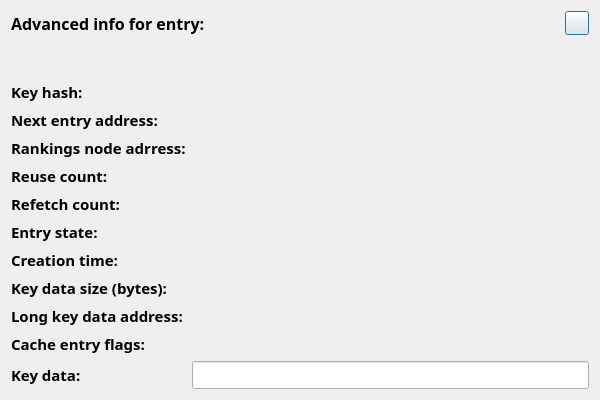
The window that gui/dialog_results_chrome.ui (gabrieledenardis/BrowserCacheAnalyzere_old) describes before a commit, drawn with Qt 5.
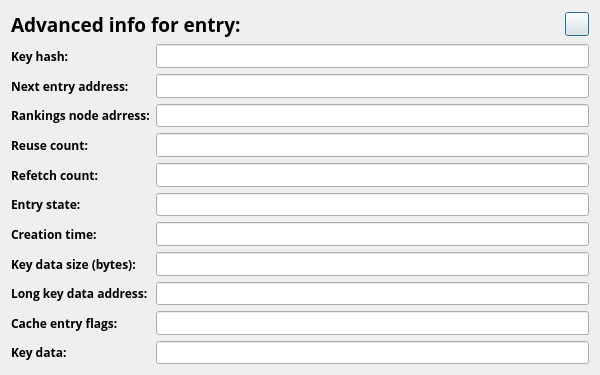
The same window after the commit. Icons and pictures are not drawn.

The edit to the form file:
```diff
--- a/gui/dialog_results_chrome.ui
+++ b/gui/dialog_results_chrome.ui
@@ -7,7 +7,7 @@
     <x>0</x>
     <y>0</y>
     <width>600</width>
-    <height>400</height>
+    <height>375</height>
    </rect>
   </property>
   <property name="sizePolicy">
@@ -19,13 +19,13 @@
   <property name="minimumSize">
    <size>
     <width>600</width>
-    <height>400</height>
+    <height>375</height>
    </size>
   </property>
   <property name="maximumSize">
    <size>
     <width>600</width>
-    <height>500</height>
+    <height>375</height>
    </size>
   </property>
   <property name="windowTitle">
@@ -34,96 +34,22 @@
   <layout class="QGridLayout" name="gridLayout_3">
    <item row="2" column="0">
     <layout class="QGridLayout" name="gridLayout_2">
-     <item row="0" column="0">
-      <widget class="QLabel" name="label_2">
-       <property name="font">
-        <font>
-         <family>Source Sans Pro</family>
-         <pointsize>11</pointsize>
-         <weight>75</weight>
-         <bold>true</bold>
-        </font>
-       </property>
-       <property name="text">
-        <string>Key hash:</string>
-       </property>
-      </widget>
-     </item>
-     <item row="0" column="1">
-      <widget class="QLabel" name="label_res_key_hash">
-       <property name="font">
-        <font>
-         <family>Source Sans Pro</family>
-         <pointsize>11</pointsize>
-        </font>
-       </property>
-       <property name="text">
-        <string/>
-       </property>
-      </widget>
-     </item>
-     <item row="1" column="0">
-      <widget class="QLabel" name="label_3">
-       <property name="font">
-        <font>
-         <family>Source Sans Pro</family>
-         <pointsize>11</pointsize>
-         <weight>75</weight>
-         <bold>true</bold>
-        </font>
-       </property>
-       <property name="text">
-        <string>Next entry address:</string>
-       </property>
-      </widget>
-     </item>
-     <item row="1" column="1">
-      <widget class="QLabel" name="label_res_next_entry_address">
-       <property name="font">
-        <font>
-         <family>Source Sans Pro</family>
-         <pointsize>11</pointsize>
-        </font>
-       </property>
-       <property name="text">
-        <string/>
-       </property>
-      </widget>
-     </item>
-     <item row="2" column="0">
-      <widget class="QLabel" name="label_4">
-       <property name="font">
-        <font>
-         <family>Source Sans Pro</family>
-         <pointsize>11</pointsize>
-         <weight>75</weight>
-         <bold>true</bold>
-        </font>
-       </property>
-       <property name="text">
-        <string>Rankings node adrress:</string>
-       </property>
-      </widget>
-     </item>
      <item row="2" column="1">
-      <widget class="QLabel" name="label_res_rank_node_address">
+      <widget class="QLineEdit" name="line_rank_node_address">
        <property name="font">
         <font>
-         <family>Source Sans Pro</family>
-         <pointsize>11</pointsize>
+         <family>Open Sans</family>
+         <pointsize>9</pointsize>
         </font>
        </property>
-       <property name="text">
-        <string/>
-       </property>
       </widget>
      </item>
      <item row="3" column="0">
       <widget class="QLabel" name="label_5">
        <property name="font">
         <font>
-         <family>Source Sans Pro</family>
-         <pointsize>11</pointsize>
+         <family>Open Sans</family>
+         <pointsize>9</pointsize>
          <weight>75</weight>
          <bold>true</bold>
         </font>
@@ -133,25 +59,22 @@
        </property>
       </widget>
      </item>
-     <item row="3" column="1">
-      <widget class="QLabel" name="label_res_reuse_count">
+     <item row="1" column="1">
+      <widget class="QLineEdit" name="line_next_entry_address">
        <property name="font">
         <font>
-         <family>Source Sans Pro</family>
-         <pointsize>11</pointsize>
+         <family>Open Sans</family>
+         <pointsize>9</pointsize>
         </font>
        </property>
-       <property name="text">
-        <string/>
-       </property>
       </widget>
      </item>
      <item row="4" column="0">
       <widget class="QLabel" name="label_6">
        <property name="font">
         <font>
-         <family>Source Sans Pro</family>
-         <pointsize>11</pointsize>
+         <family>Open Sans</family>
+         <pointsize>9</pointsize>
          <weight>75</weight>
          <bold>true</bold>
         </font>
@@ -161,25 +84,12 @@
        </property>
       </widget>
      </item>
-     <item row="4" column="1">
-      <widget class="QLabel" name="label_res_refetch_count">
-       <property name="font">
-        <font>
-         <family>Source Sans Pro</family>
-         <pointsize>11</pointsize>
-        </font>
-       </property>
-       <property name="text">
-        <string/>
-       </property>
-      </widget>
-     </item>
      <item row="5" column="0">
       <widget class="QLabel" name="label_7">
        <property name="font">
         <font>
-         <family>Source Sans Pro</family>
-         <pointsize>11</pointsize>
+         <family>Open Sans</family>
+         <pointsize>9</pointsize>
          <weight>75</weight>
          <bold>true</bold>
         </font>
@@ -190,24 +100,21 @@
       </widget>
      </item>
      <item row="5" column="1">
-      <widget class="QLabel" name="label_res_entry_state">
+      <widget class="QLineEdit" name="line_entry_state">
        <property name="font">
         <font>
-         <family>Source Sans Pro</family>
-         <pointsize>11</pointsize>
+         <family>Open Sans</family>
+         <pointsize>9</pointsize>
         </font>
        </property>
-       <property name="text">
-        <string/>
-       </property>
       </widget>
      </item>
      <item row="6" column="0">
       <widget class="QLabel" name="label_8">
        <property name="font">
         <font>
-         <family>Source Sans Pro</family>
-         <pointsize>11</pointsize>
+         <family>Open Sans</family>
+         <pointsize>9</pointsize>
          <weight>75</weight>
          <bold>true</bold>
         </font>
@@ -217,25 +124,32 @@
        </property>
       </widget>
      </item>
+     <item row="4" column="1">
+      <widget class="QLineEdit" name="line_refetch_count">
+       <property name="font">
+        <font>
+         <family>Open Sans</family>
+         <pointsize>9</pointsize>
+        </font>
+       </property>
+      </widget>
+     </item>
      <item row="6" column="1">
-      <widget class="QLabel" name="label_res_creation_time">
+      <widget class="QLineEdit" name="line_creation_time">
        <property name="font">
         <font>
-         <family>Source Sans Pro</family>
-         <pointsize>11</pointsize>
+         <family>Open Sans</family>
+         <pointsize>9</pointsize>
         </font>
        </property>
-       <property name="text">
-        <string/>
-       </property>
       </widget>
      </item>
      <item row="7" column="0">
       <widget class="QLabel" name="label_9">
        <property name="font">
         <font>
-         <family>Source Sans Pro</family>
-         <pointsize>11</pointsize>
+         <family>Open Sans</family>
+         <pointsize>9</pointsize>
          <weight>75</weight>
          <bold>true</bold>
         </font>
@@ -245,16 +159,88 @@
        </property>
       </widget>
      </item>
+     <item row="0" column="0">
+      <widget class="QLabel" name="label_2">
+       <property name="font">
+        <font>
+         <family>Open Sans</family>
+         <pointsize>9</pointsize>
+         <weight>75</weight>
+         <bold>true</bold>
+        </font>
+       </property>
+       <property name="text">
+        <string>Key hash:</string>
+       </property>
+      </widget>
+     </item>
+     <item row="1" column="0">
+      <widget class="QLabel" name="label_3">
+       <property name="font">
+        <font>
+         <family>Open Sans</family>
+         <pointsize>9</pointsize>
+         <weight>75</weight>
+         <bold>true</bold>
+        </font>
+       </property>
+       <property name="text">
+        <string>Next entry address:</string>
+       </property>
+      </widget>
+     </item>
      <item row="7" column="1">
-      <widget class="QLabel" name="label_res_key_data_size">
+      <widget class="QLineEdit" name="line_key_data_size">
        <property name="font">
         <font>
-         <family>Source Sans Pro</family>
-         <pointsize>11</pointsize>
+         <family>Open Sans</family>
+         <pointsize>9</pointsize>
+        </font>
+       </property>
+      </widget>
+     </item>
+     <item row="0" column="1">
+      <widget class="QLineEdit" name="line_key_hash">
+       <property name="font">
+        <font>
+         <family>Open Sans</family>
+         <pointsize>9</pointsize>
+        </font>
+       </property>
+      </widget>
+     </item>
+     <item row="3" column="1">
+      <widget class="QLineEdit" name="line_reuse_count">
+       <property name="font">
+        <font>
+         <family>Open Sans</family>
+         <pointsize>9</pointsize>
+        </font>
+       </property>
+      </widget>
+     </item>
+     <item row="2" column="0">
+      <widget class="QLabel" name="label_4">
+       <property name="font">
+        <font>
+         <family>Open Sans</family>
+         <pointsize>9</pointsize>
+         <weight>75</weight>
+         <bold>true</bold>
         </font>
        </property>
        <property name="text">
-        <string/>
+        <string>Rankings node adrress:</string>
+       </property>
+      </widget>
+     </item>
+     <item row="8" column="1">
+      <widget class="QLineEdit" name="line_long_key_address">
+       <property name="font">
+        <font>
+         <family>Open Sans</family>
+         <pointsize>9</pointsize>
+        </font>
        </property>
       </widget>
      </item>
@@ -262,8 +248,8 @@
       <widget class="QLabel" name="label_10">
        <property name="font">
         <font>
-         <family>Source Sans Pro</family>
-         <pointsize>11</pointsize>
+         <family>Open Sans</family>
+         <pointsize>9</pointsize>
          <weight>75</weight>
          <bold>true</bold>
         </font>
@@ -273,25 +259,12 @@
        </property>
       </widget>
      </item>
-     <item row="8" column="1">
-      <widget class="QLabel" name="label_res_long_key_address">
-       <property name="font">
-        <font>
-         <family>Source Sans Pro</family>
-         <pointsize>11</pointsize>
-        </font>
-       </property>
-       <property name="text">
-        <string/>
-       </property>
-      </widget>
-     </item>
      <item row="9" column="0">
       <widget class="QLabel" name="label_11">
        <property name="font">
         <font>
-         <family>Source Sans Pro</family>
-         <pointsize>11</pointsize>
+         <family>Open Sans</family>
+         <pointsize>9</pointsize>
          <weight>75</weight>
          <bold>true</bold>
         </font>
@@ -302,15 +275,22 @@
       </widget>
      </item>
      <item row="9" column="1">
-      <widget class="QLabel" name="label_res_cache_entry_flags">
+      <widget class="QLineEdit" name="line_cache_entry_flags">
        <property name="font">
         <font>
-         <family>Source Sans Pro</family>
-         <pointsize>11</pointsize>
+         <family>Open Sans</family>
+         <pointsize>9</pointsize>
         </font>
        </property>
-       <property name="text">
-        <string/>
+      </widget>
+     </item>
+     <item row="10" column="1">
+      <widget class="QLineEdit" name="line_key_data">
+       <property name="font">
+        <font>
+         <family>Open Sans</family>
+         <pointsize>9</pointsize>
+        </font>
        </property>
       </widget>
      </item>
@@ -318,8 +298,8 @@
       <widget class="QLabel" name="label_12">
        <property name="font">
         <font>
-         <family>Source Sans Pro</family>
-         <pointsize>11</pointsize>
+         <family>Open Sans</family>
+         <pointsize>9</pointsize>
          <weight>75</weight>
          <bold>true</bold>
         </font>
@@ -329,26 +309,31 @@
        </property>
       </widget>
      </item>
-     <item row="10" column="1">
-      <widget class="QLineEdit" name="line_res_key_data">
-       <property name="font">
-        <font>
-         <family>Source Sans Pro</family>
-         <pointsize>11</pointsize>
-        </font>
-       </property>
-      </widget>
-     </item>
     </layout>
    </item>
    <item row="0" column="0">
     <layout class="QGridLayout" name="gridLayout">
-     <item row="0" column="2">
+     <item row="0" column="0">
+      <widget class="QLabel" name="label">
+       <property name="font">
+        <font>
+         <family>Open Sans</family>
+         <pointsize>14</pointsize>
+         <weight>75</weight>
+         <bold>true</bold>
+        </font>
+       </property>
+       <property name="text">
+        <string>Advanced info for entry:</string>
+       </property>
+      </widget>
+     </item>
+     <item row="0" column="1">
       <widget class="QLabel" name="label_dialog_title">
        <property name="font">
         <font>
-         <family>Source Sans Pro</family>
-         <pointsize>12</pointsize>
+         <family>Open Sans</family>
+         <pointsize>14</pointsize>
          <weight>50</weight>
          <bold>false</bold>
         </font>
@@ -358,7 +343,7 @@
        </property>
       </widget>
      </item>
-     <item row="0" column="4">
+     <item row="0" column="3">
       <widget class="QPushButton" name="button_dialog_close">
        <property name="minimumSize">
         <size>
@@ -387,7 +372,7 @@
        </property>
       </widget>
      </item>
-     <item row="0" column="3">
+     <item row="0" column="2">
       <spacer name="horizontalSpacer">
        <property name="orientation">
         <enum>Qt::Horizontal</enum>
@@ -400,37 +385,6 @@
        </property>
       </spacer>
      </item>
-     <item row="0" column="0">
-      <widget class="QLabel" name="label">
-       <property name="font">
-        <font>
-         <family>Source Sans Pro</family>
-         <pointsize>12</pointsize>
-         <weight>75</weight>
-         <bold>true</bold>
-        </font>
-       </property>
-       <property name="text">
-        <string>Advanced info for entry:</string>
-       </property>
-      </widget>
-     </item>
-     <item row="0" column="1">
-      <spacer name="horizontalSpacer_2">
-       <property name="orientation">
-        <enum>Qt::Horizontal</enum>
-       </property>
-       <property name="sizeType">
-        <enum>QSizePolicy::Fixed</enum>
-       </property>
-       <property name="sizeHint" stdset="0">
-        <size>
-         <width>20</width>
-         <height>20</height>
-        </size>
-       </property>
-      </spacer>
-     </item>
     </layout>
    </item>
    <item row="1" column="0">
@@ -438,9 +392,6 @@
      <property name="orientation">
       <enum>Qt::Vertical</enum>
      </property>
-     <property name="sizeType">
-      <enum>QSizePolicy::Fixed</enum>
-     </property>
      <property name="sizeHint" stdset="0">
       <size>
        <width>20</width>
```
